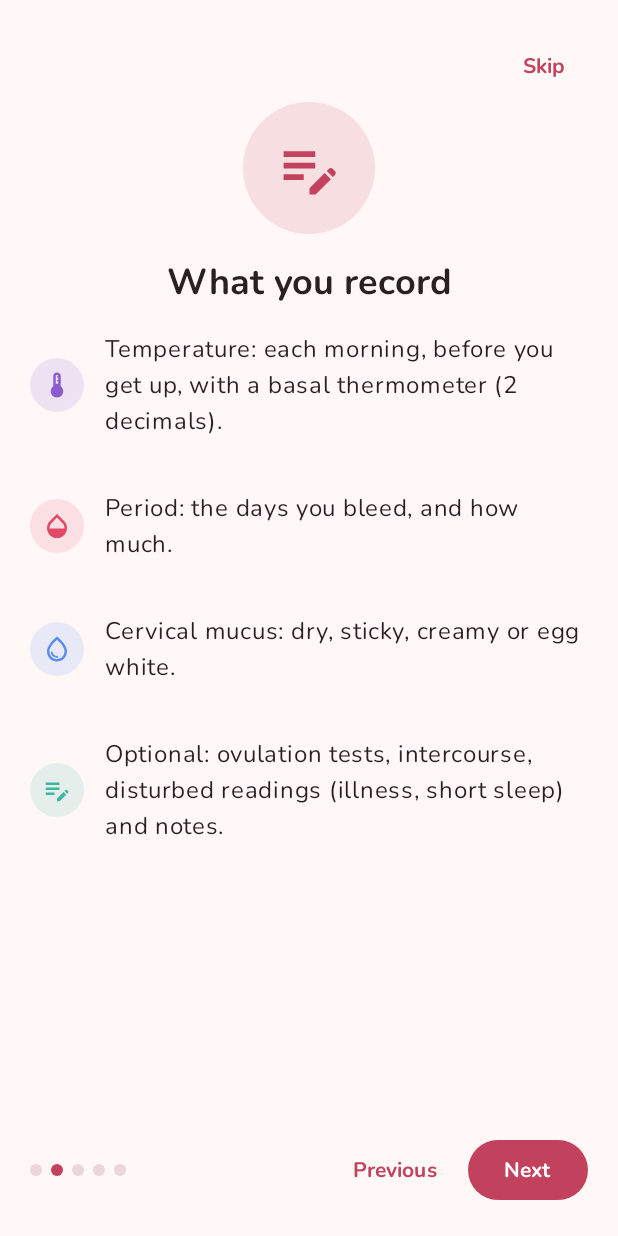
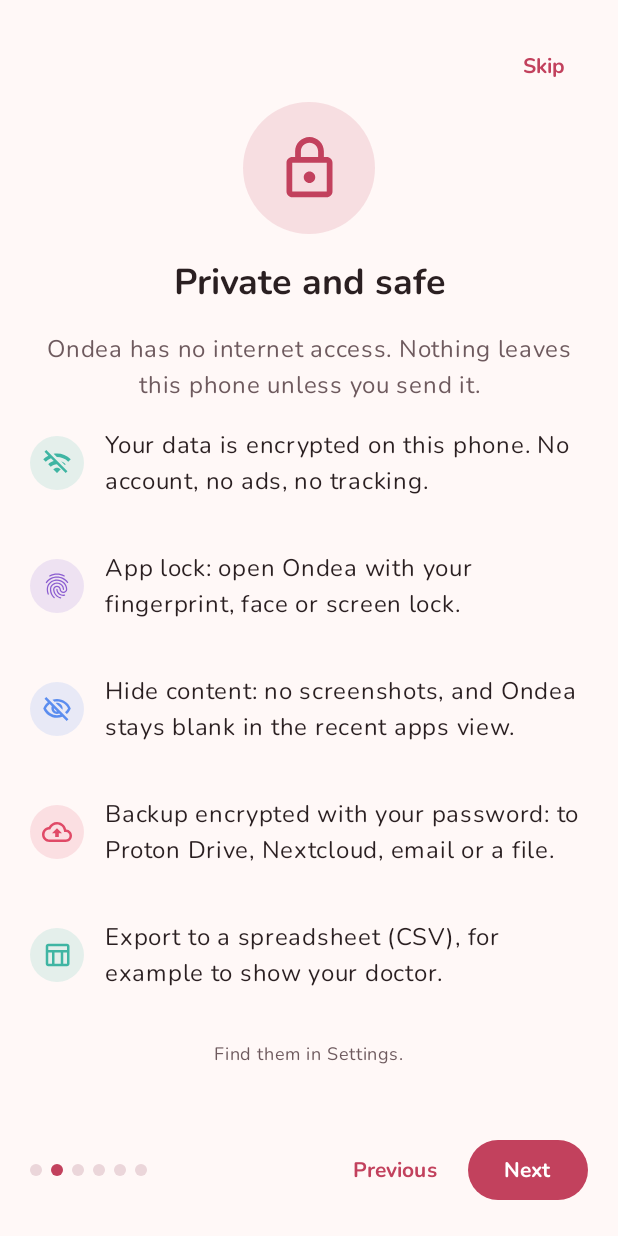
Before and after one commit to 0x0SegFault/Ondea, an Android app built with Jetpack Compose: the screen it shows after launch (MainActivity), after a tap on "Next", on a phone screen of 412 x 824 dp. Run offline under Robolectric (Android 15) with nearby library versions, the phone set to English and light mode, and no system bars; pictures from the network do not load; 1 statement that could not run was skipped.

Commit message:
One ovulation day for the forecast; privacy page in the tour

```diff
--- a/app/src/main/java/app/ondea/ui/IntroScreen.kt
+++ b/app/src/main/java/app/ondea/ui/IntroScreen.kt
@@ -19,6 +19,12 @@ import androidx.compose.foundation.verticalScroll
 import androidx.compose.material.icons.Icons
 import androidx.compose.material.icons.outlined.AutoGraph
 import androidx.compose.material.icons.outlined.EditNote
+import androidx.compose.material.icons.outlined.TableChart
+import androidx.compose.material.icons.outlined.Backup
+import androidx.compose.material.icons.outlined.VisibilityOff
+import androidx.compose.material.icons.outlined.Fingerprint
+import androidx.compose.material.icons.outlined.WifiOff
+import androidx.compose.material.icons.outlined.Lock
 import androidx.compose.material.icons.outlined.Opacity
 import androidx.compose.material.icons.outlined.Thermostat
 import androidx.compose.material.icons.outlined.WaterDrop
@@ -50,7 +56,7 @@ import androidx.compose.ui.window.DialogProperties
 import app.ondea.R
 import app.ondea.ui.theme.CycleColors
 
-private const val PAGES = 5
+private const val PAGES = 6
 
 /**
  * A short tour before the setup: what Ondea is, what to record, the temperature chart, how Ondea helps.
@@ -76,6 +82,18 @@ fun IntroScreen(onDone: () -> Unit, replay: Boolean = false) {
                     Body(R.string.intro_what_text)
                 }
                 1 -> {
+                    Badge(Icons.Outlined.Lock, MaterialTheme.colorScheme.primary)
+                    Title(R.string.intro_safe_title)
+                    Body(R.string.intro_safe_text)
+                    Item(Icons.Outlined.WifiOff, palette.fertile, R.string.intro_safe_data)
+                    Item(Icons.Outlined.Fingerprint, palette.ovulation, R.string.intro_safe_lock)
+                    Item(Icons.Outlined.VisibilityOff, palette.mucus, R.string.intro_safe_hide)
+                    Item(Icons.Outlined.Backup, palette.period, R.string.intro_safe_backup)
+                    Item(Icons.Outlined.TableChart, palette.fertile, R.string.intro_safe_export)
+                    Text(stringResource(R.string.intro_safe_where), style = MaterialTheme.typography.bodySmall,
+                        color = MaterialTheme.colorScheme.onSurfaceVariant)
+                }
+                2 -> {
                     Badge(Icons.Outlined.EditNote, MaterialTheme.colorScheme.primary)
                     Title(R.string.intro_record_title)
                     Item(Icons.Outlined.Thermostat, palette.ovulation, R.string.intro_record_temperature)
@@ -83,7 +101,7 @@ fun IntroScreen(onDone: () -> Unit, replay: Boolean = false) {
                     Item(Icons.Outlined.WaterDrop, palette.mucus, R.string.intro_record_mucus)
                     Item(Icons.Outlined.EditNote, palette.fertile, R.string.intro_record_other)
                 }
-                2 -> {
+                3 -> {
                     Badge(Icons.Outlined.Thermostat, palette.ovulation)
                     Title(R.string.intro_measure_title)
                     Body(R.string.intro_measure_text)
@@ -92,7 +110,7 @@ fun IntroScreen(onDone: () -> Unit, replay: Boolean = false) {
                     Item(Icons.Outlined.Bedtime, palette.mucus, R.string.intro_rule_sleep)
                     Item(Icons.Outlined.WarningAmber, palette.period, R.string.intro_rule_disturbed)
                 }
-                3 -> {
+                4 -> {
                     Title(R.string.intro_chart_title)
                     TypicalCurve(showLevels = true)
                     Body(R.string.intro_chart_text)
--- a/app/src/main/java/app/ondea/ui/MainViewModel.kt
+++ b/app/src/main/java/app/ondea/ui/MainViewModel.kt
@@ -83,6 +83,8 @@ class MainViewModel(app: Application) : AndroidViewModel(app) {
     }
 
     private fun edit(@StringRes done: Int? = null, transform: (AppData) -> AppData) {
+        // Debug demo data: changes stay in memory and never touch the saved data.
+        demo.value?.let { demo.value = transform(it); done?.let(::say); return }
         viewModelScope.launch {
             try {
                 repo.update(transform)
--- a/app/src/main/java/app/ondea/ui/OnboardingScreen.kt
+++ b/app/src/main/java/app/ondea/ui/OnboardingScreen.kt
@@ -138,8 +138,6 @@ fun OnboardingScreen(onDone: (Settings, LocalDate) -> Unit) {
                         cycleLength = cycleLength,
                         periodLength = periodLength,
                         ovulationDay = if (knowsOvulation) ovulationDay else null,
-                        // Ondea predicts: it uses this day until it has learnt from a confirmed cycle.
-                        useOwnOvulationDay = false,
                         fahrenheit = fahrenheit,
                     ),
                     lastPeriod,
--- a/app/src/main/res/values/strings.xml
+++ b/app/src/main/res/values/strings.xml
@@ -224,7 +224,7 @@
     <string name="sign_positive_on">Positive on %s</string>
     <string name="sign_peak_on">Peak on %s</string>
     <string name="prediction_detail" tools:ignore="PluralsCandidate">Cycle day %1$d: average cycle of %2$d days minus a luteal phase of %3$d days</string>
-    <string name="prediction_setting_detail">Cycle day %d: your usual ovulation day</string>
+    <string name="prediction_setting_detail">Cycle day %d: the day you set</string>
     <string name="in_use">In use</string>
     <string name="ovulation_day_onboarding">Usual ovulation day</string>
     <string name="ovulation_day_onboarding_hint">Optional. If you don\'t know it, Ondea learns it from your signs.</string>
@@ -243,13 +243,6 @@
     <string name="why_timing">The temperature rises after ovulation. It confirms ovulation and teaches Ondea your pattern for the next cycles. Cervical mucus and ovulation tests come before ovulation: use them to time intercourse in this cycle.</string>
     <string name="src_erden2022">Ovulation follows 22 to 56 hours after the LH surge starts. Some surges are short or are not followed by ovulation.</string>
     <string name="src_mcgovern2004" formatted="false">About 7% of positive home ovulation tests are not followed by ovulation.</string>
-    <string name="prediction_to_use">Prediction to use</string>
-    <string name="use_ondea">Ondea (learns)</string>
-    <string name="use_mine">My day</string>
-    <string name="ondea_estimate">Ondea\'s estimate</string>
-    <string name="ondea_estimate_own">Cycle day %d: your usual day, until your first confirmed cycle</string>
-    <string name="my_usual_day">My usual ovulation day</string>
-    <string name="my_usual_day_hint">Always kept. With Ondea, it is used until Ondea has learnt from a confirmed cycle.</string>
     <string name="source_typical">Predicted from a typical cycle</string>
     <string name="backup_where_title">Where should the backup go?</string>
     <string name="backup_where_intro">Ondea encrypts the backup with your password before it leaves the app. Nobody can read it without the password.</string>
@@ -309,6 +302,10 @@
     <string name="advice_title">Your cycles suggest another day</string>
     <string name="advice_text_own">You set ovulation on day %1$d. From your recorded cycles, Ondea finds day %2$d.</string>
     <string name="advice_text_typical">A typical cycle puts ovulation on day %1$d. From your recorded cycles, Ondea finds day %2$d.</string>
+    <string name="forecast_day">Ovulation day for the forecast</string>
+    <string name="forecast_day_hint">It changes only when you change it. Your signs still move the estimate day by day in each cycle.</string>
+    <string name="signs_show">What your signs show</string>
+    <string name="signs_show_none">Not yet. Ondea needs one finished cycle with a sign (temperature rise, ovulation test or mucus peak).</string>
     <string name="advice_use">Use day %d</string>
     <string name="advice_keep">Keep day %d</string>
     <!-- Chart: phases and your levels -->
@@ -338,6 +335,14 @@
     <!-- Intro -->
     <string name="intro_what_title">What is Ondea</string>
     <string name="intro_what_text">Ondea helps you understand your cycle with the symptothermal method: your morning temperature and your body signs. Your data stays on this phone, encrypted. No account, no ads, no tracking.</string>
+    <string name="intro_safe_title">Private and safe</string>
+    <string name="intro_safe_text">Ondea has no internet access. Nothing leaves this phone unless you send it.</string>
+    <string name="intro_safe_data">Your data is encrypted on this phone. No account, no ads, no tracking.</string>
+    <string name="intro_safe_lock">App lock: open Ondea with your fingerprint, face or screen lock.</string>
+    <string name="intro_safe_hide">Hide content: no screenshots, and Ondea stays blank in the recent apps view.</string>
+    <string name="intro_safe_backup">Backup encrypted with your password: to Proton Drive, Nextcloud, email or a file.</string>
+    <string name="intro_safe_export">Export to a spreadsheet (CSV), for example to show your doctor.</string>
+    <string name="intro_safe_where">Find them in Settings.</string>
     <string name="intro_record_title">What you record</string>
     <string name="intro_record_temperature">Temperature: each morning, before you get up, with a basal thermometer (2 decimals).</string>
     <string name="intro_record_period">Period: the days you bleed, and how much.</string>
--- a/shared/src/commonMain/kotlin/app/ondea/bridge/OndeaCore.kt
+++ b/shared/src/commonMain/kotlin/app/ondea/bridge/OndeaCore.kt
@@ -38,9 +38,8 @@ class OndeaCore(json: String?) {
                 onboarded = true,
                 cycleLength = cycleLength,
                 periodLength = periodLength,
-                // 0 means "I don't know": Ondea learns it.
+                // 0 means "I don't know": a typical cycle until Ondea suggests a day.
                 ovulationDay = ovulationDay.takeIf { it > 0 },
-                useOwnOvulationDay = false,
                 fahrenheit = fahrenheit,
             ),
             cycles = data.cycles.ifEmpty { listOf(app.ondea.data.Cycle(lastPeriod)) },
--- a/shared/src/commonMain/kotlin/app/ondea/data/Model.kt
+++ b/shared/src/commonMain/kotlin/app/ondea/data/Model.kt
@@ -17,10 +17,11 @@ data class Settings(
     /** Cycle length the user declared; used until enough cycles have been recorded. */
     val cycleLength: Int = 28,
     val periodLength: Int = 5,
-    /** Cycle day on which the user usually ovulates, if known. Kept when the user lets Ondea predict. */
+    /**
+     * Cycle day used to forecast ovulation. Null: a typical cycle. Only the user changes it; after a cycle
+     * with signs, Ondea suggests a new value ([app.ondea.domain.CycleEngine.advice]).
+     */
     val ovulationDay: Int? = null,
-    /** True: always predict with [ovulationDay]. False: Ondea learns. Null (older data): own day if set. */
-    val useOwnOvulationDay: Boolean? = null,
     /** Learnt ovulation day the user chose not to use; the advice comes back only when the learnt day changes. */
     val adviceDismissedDay: Int? = null,
     val fahrenheit: Boolean = false,
@@ -81,7 +82,3 @@ fun AppData.withTrackingStopped(day: Long): AppData {
     if (last.end != null || last.start > day) return this
     return copy(cycles = cycles.map { if (it == last) it.copy(end = day) else it })
 }
-
-/** Whether predictions use the user's own ovulation day rather than Ondea's learnt estimate. */
-val Settings.usesOwnOvulationDay: Boolean
-    get() = ovulationDay != null && (useOwnOvulationDay ?: true)
--- a/shared/src/commonMain/kotlin/app/ondea/domain/CycleEngine.kt
+++ b/shared/src/commonMain/kotlin/app/ondea/domain/CycleEngine.kt
@@ -3,7 +3,6 @@ package app.ondea.domain
 import app.ondea.data.AppData
 import app.ondea.data.DayEntry
 import app.ondea.data.Settings
-import app.ondea.data.usesOwnOvulationDay
 import kotlinx.datetime.LocalDate
 import kotlin.math.roundToInt
 
@@ -223,15 +222,15 @@ class CycleEngine(val data: AppData, val today: LocalDate) {
         typicalOvulationIndex = (avgCycleLength - avgLutealLength - 1).coerceAtLeast(settings.periodLength)
         learnedOvulationIndex = pastOvulations.takeIf { it.isNotEmpty() }?.average()?.roundToInt()
         val own = settings.ovulationDay?.let { it - 1 }
-        // Ondea's estimate: learnt from confirmed cycles, else the user's own day, else a typical cycle.
+        // What the signs show: learnt from finished cycles, else the day in the settings, else a typical cycle.
         ondeaOvulationIndex = learnedOvulationIndex ?: own ?: typicalOvulationIndex
+        // The forecast always uses the day in the settings. Ondea never changes it alone: it suggests (advice()).
+        predictedOvulationIndex = own ?: typicalOvulationIndex
         predictionBasis = when {
-            settings.usesOwnOvulationDay -> PredictionBasis.OWN_DAY
-            learnedOvulationIndex != null -> PredictionBasis.LEARNED
+            predictedOvulationIndex == learnedOvulationIndex -> PredictionBasis.LEARNED
             own != null -> PredictionBasis.OWN_DAY
             else -> PredictionBasis.TYPICAL
         }
-        predictedOvulationIndex = if (settings.usesOwnOvulationDay) own!! else ondeaOvulationIndex
         earliestOvulationIndex = if (predictionBasis == PredictionBasis.LEARNED)
             minOf(predictedOvulationIndex, pastOvulations.min())
         else predictedOvulationIndex
@@ -453,8 +452,8 @@ private fun LocalDate.inRange(from: LocalDate, to: LocalDate) = !isBefore(from)
 
 private fun round2(v: Double) = kotlin.math.round(v * 100) / 100.0
 
-/** Use Ondea's learnt day from now on; the user's day is updated to it. */
-fun Settings.acceptAdvice(a: OvulationAdvice) = copy(ovulationDay = a.learnedDay, useOwnOvulationDay = false, adviceDismissedDay = null)
+/** Forecast with the learnt day from now on. */
+fun Settings.acceptAdvice(a: OvulationAdvice) = copy(ovulationDay = a.learnedDay, adviceDismissedDay = null)
 
-/** Keep predicting with the day used so far. */
-fun Settings.keepOwnDay(a: OvulationAdvice) = copy(ovulationDay = a.settingDay, useOwnOvulationDay = true, adviceDismissedDay = a.learnedDay)
+/** Keep the day used so far; the advice comes back only when the learnt day changes. */
+fun Settings.keepOwnDay(a: OvulationAdvice) = copy(adviceDismissedDay = a.learnedDay)
```
Also changed, not shown: app/src/main/java/app/ondea/ui/OvulationSheet.kt (+33 -44 lines), 9 other files.
